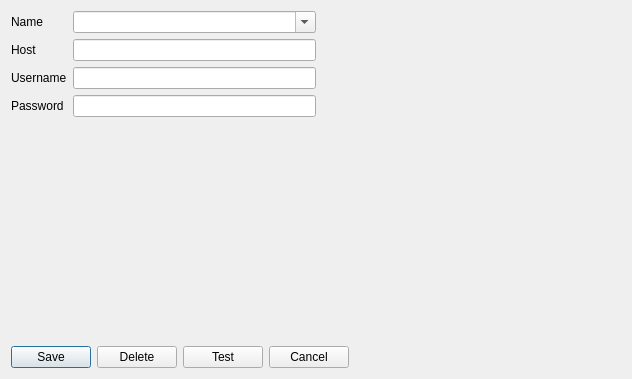
First picture: the form in forms/connections_logstash_widget.ui, repository helkatz/LogViewer, before the edit.
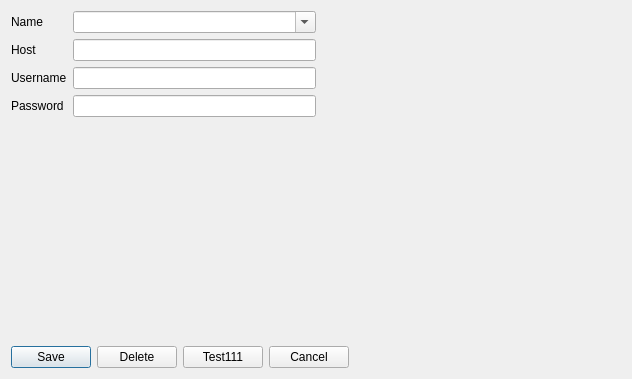
Second picture: the form after the edit.

The edit to the form file:
```diff
--- a/forms/connections_logstash_widget.ui
+++ b/forms/connections_logstash_widget.ui
@@ -107,7 +107,7 @@
      <item>
       <widget class="QPushButton" name="btnTest">
        <property name="text">
-        <string>Test</string>
+        <string>Test111</string>
        </property>
       </widget>
      </item>
```
